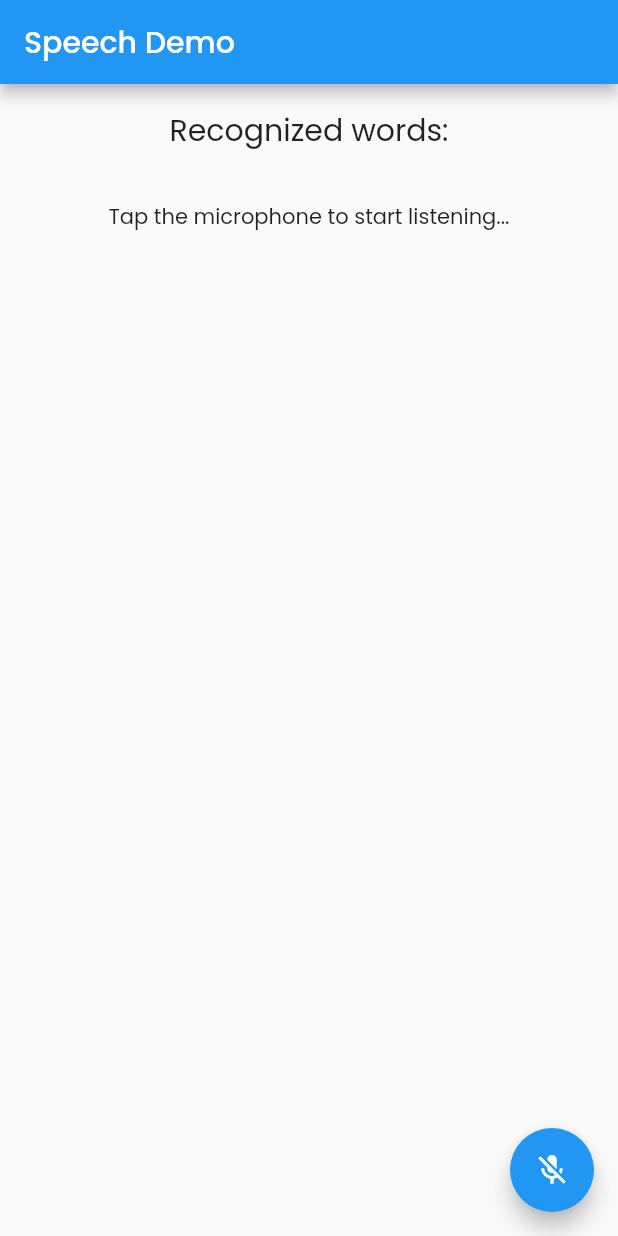
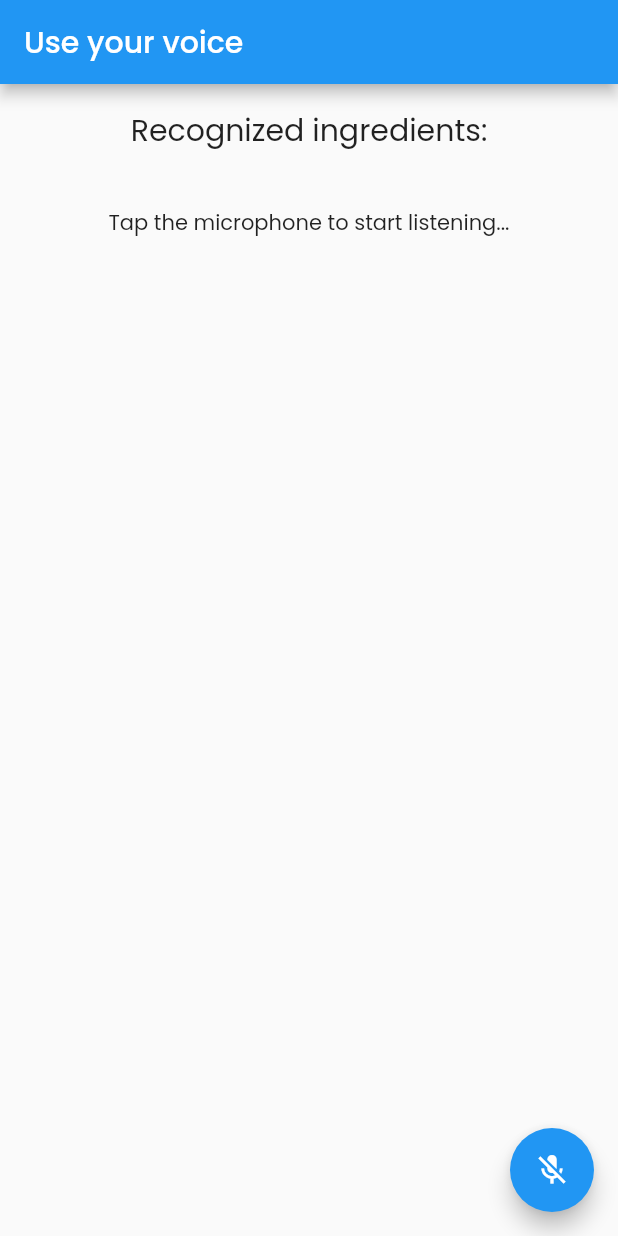
Before and after one commit to MaryemJaouadii/Foody, a Flutter app: the MyHomePage screen opened directly, on a phone screen of 412 x 824 dp. Run offline on Flutter 3.47's test engine with Material 2 defaults, Android fonts, the phone set to English and light mode, and no system bars; our stand-ins replace iconsax, searchfield, speech_to_text, syncfusion_flutter_charts, webview_flutter; project files that could hold a hidden picture were left out.

Commit message:
speech to text feature

```diff
--- a/lib/speech_to_text_test.dart
+++ b/lib/speech_to_text_test.dart
@@ -1,6 +1,8 @@
 import 'package:flutter/material.dart';
 import 'package:speech_to_text/speech_recognition_result.dart';
 import 'package:speech_to_text/speech_to_text.dart';
+
+import 'myData/IngredientsData.dart';
 
 void main() {
   runApp(MyApp());
@@ -26,7 +28,7 @@ class MyHomePage extends StatefulWidget {
 class _MyHomePageState extends State<MyHomePage> {
   SpeechToText _speechToText = SpeechToText();
   bool _speechEnabled = false;
-  String _lastWords = '';
+  List<String> recognizedIngredients = [];
 
   @override
   void initState() {
@@ -42,7 +44,8 @@ class _MyHomePageState extends State<MyHomePage> {
 
   /// Each time to start a speech recognition session
   void _startListening() async {
-    await _speechToText.listen(onResult: _onSpeechResult);
+    await _speechToText.listen(
+        onResult: _onSpeechResult);
     setState(() {});
   }
 
@@ -58,45 +61,58 @@ class _MyHomePageState extends State<MyHomePage> {
   /// This is the callback that the SpeechToText plugin calls when
   /// the platform returns recognized words.
   void _onSpeechResult(SpeechRecognitionResult result) {
+    List<String> allIngredients = getAllIngredientsName();
+    print(result.recognizedWords);
+    List recognizedWordsList = result.recognizedWords.split(' ');
+
+    if (allIngredients.contains(recognizedWordsList.last)) {
+      if(!recognizedIngredients.contains(recognizedWordsList.last)) {
         setState(() {
-      _lastWords = result.recognizedWords;
+        recognizedIngredients.add(recognizedWordsList.last);
       });
+        print("recognized ingredients array:");
+        print(recognizedIngredients);
+      }
+      }else
+      print('not an ingredient');
+
   }
 
   @override
   Widget build(BuildContext context) {
     return Scaffold(
       appBar: AppBar(
-        title: Text('Speech Demo'),
+        title: Text('Use your voice'),//, Dictate many ingredients at once
       ),
       body: Center(
         child: Column(
-          mainAxisAlignment: MainAxisAlignment.center,
+          mainAxisAlignment: MainAxisAlignment.start,
           children: <Widget>[
             Container(
               padding: EdgeInsets.all(16),
-              child: Text(
-                'Recognized words:',
+              child: const Text(
+                'Recognized ingredients:',
                 style: TextStyle(fontSize: 20.0),
               ),
             ),
-            Expanded(
-              child: Container(
-                padding: EdgeInsets.all(16),
-                child: Text(
-                  // If listening is active show the recognized words
-                  _speechToText.isListening
-                      ? '$_lastWords'
-                  // If listening isn't active but could be tell the user
-                  // how to start it, otherwise indicate that speech
-                  // recognition is not yet ready or not supported on
-                  // the target device
+            SizedBox(
+              height: 20,
+            ),
+            Text(_speechToText.isListening
+                ? ''
                 : _speechEnabled
                     ? 'Tap the microphone to start listening...'
-                      : 'Speech not available',
+                    : 'Speech not available'),
+            Container(
+                padding: EdgeInsets.all(16),
+                child: Wrap(
+                  children: [
+                    for(var j in recognizedIngredients)
+                      Chip(label: Text(j),)
+                  ],
                 ),
                 ),
-            ),
+
           ],
         ),
       ),
@@ -105,7 +121,7 @@ class _MyHomePageState extends State<MyHomePage> {
             // If not yet listening for speech start, otherwise stop
             _speechToText.isNotListening ? _startListening : _stopListening,
         tooltip: 'Listen',
-        child: Icon(_speechToText.isNotListening ? Icons.mic_off : Icons.mic),
+        child: Icon(_speechToText.isListening ? Icons.mic : Icons.mic_off),
       ),
     );
   }
```
Also changed, not shown: lib/Widgets/CategoryView.dart (+12 -13 lines), lib/Widgets/SearchRecipeButton.dart (added, +73 -0 lines), lib/myData/IngredientsData.dart (+7 -0 lines), lib/screens/HomeScreen.dart (+3 -60 lines). Lines whose indentation alone changed are shown as unchanged.
